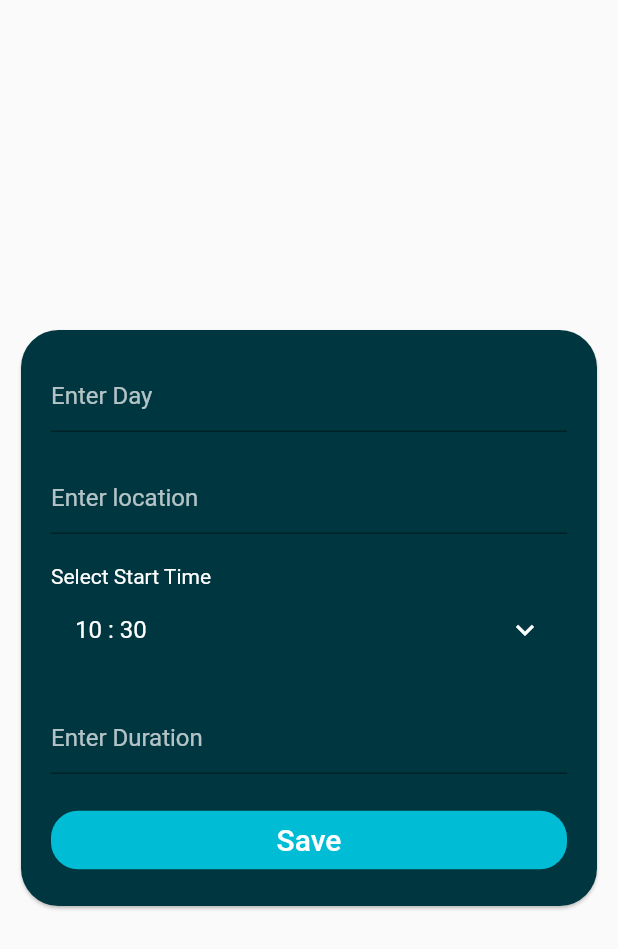
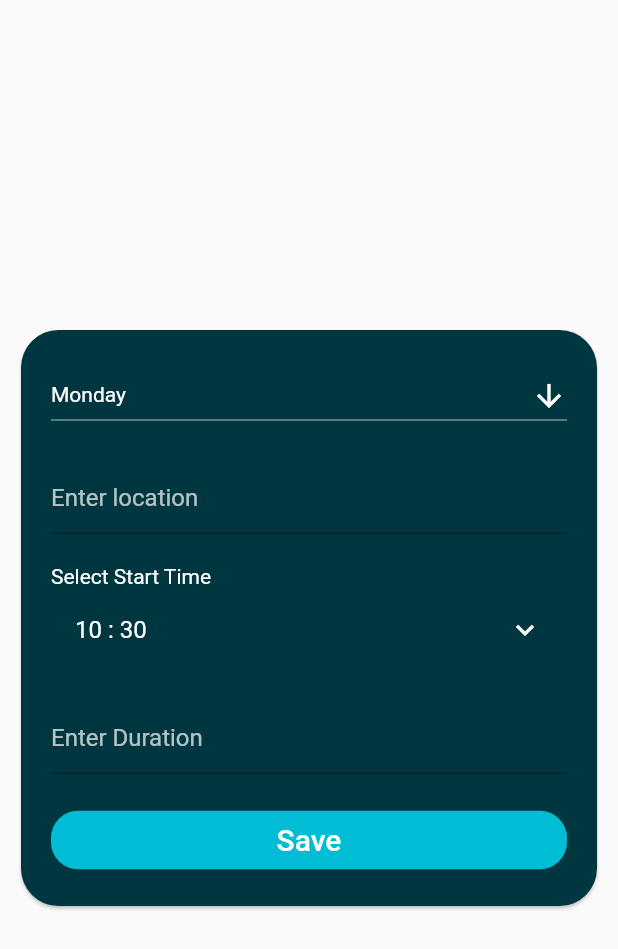
Before and after one commit to Melanga/TimeTable-Management-System, a Flutter app: the AddNewSubjectTimeSlotPopupBuilder widget shown alone on an empty page, opened directly with empty values, on a phone screen of 412 x 824 dp. Shown: the top 949 px of the screen. Run offline on Flutter 3.47's test engine with Material 2 defaults, Android fonts, the phone set to English and light mode, and no system bars; our stand-ins replace cloud_firestore, firebase_auth, firebase_core, flutter_spinkit; accounts and stored records are empty.

Commit message:
Time slot selection popup is working
going to add start time and end time instead of duration

```diff
--- a/lib/screens/addSubject/subject_timeslot_popup_builder.dart
+++ b/lib/screens/addSubject/subject_timeslot_popup_builder.dart
@@ -14,6 +14,7 @@ class EditSubjectTimeSlotPopupBuilder extends StatefulWidget {
 
 class _EditSubjectTimeSlotPopupBuilderState extends State<EditSubjectTimeSlotPopupBuilder> {
   TimeOfDay newTime;
+  String dropdownValue;
   //TimeOfDay newTime;
 
   @override
@@ -23,6 +24,7 @@ class _EditSubjectTimeSlotPopupBuilderState extends State<EditSubjectTimeSlotPop
     newTime = TimeOfDay(
         hour: int.parse(widget.doc.data()['time'].toString().substring(0,2)),
         minute: int.parse(widget.doc.data()['time'].toString().substring(6,7)));
+    dropdownValue = widget.doc.data()['date'];
   }
 
   @override
@@ -53,15 +55,36 @@ class _EditSubjectTimeSlotPopupBuilderState extends State<EditSubjectTimeSlotPop
                 child: Column(
                   crossAxisAlignment: CrossAxisAlignment.stretch,
                   children: [
-                    TextFormField(
-                      style: TextStyle(
-                          color: Colors.white
-                      ),
-                      initialValue: day,
-                      //this create new subject fix it
-                      onChanged: (inputValue)  {
-                        day = inputValue;
+                    DropdownButton<String>(
+                      value: dropdownValue,
+                      icon: const Icon(Icons.arrow_downward, color: Colors.white,),
+                      isExpanded: true,
+                      iconSize: 24,
+                      elevation: 16,
+                      style: const TextStyle(color: Colors.black),
+                      onChanged: (String newValue) {
+                        setState(() {
+                          dropdownValue = newValue;
+                        });
                       },
+                      selectedItemBuilder: (BuildContext context) {
+                        return dayList.map((String value) {
+                          return Padding(
+                            padding: const EdgeInsets.fromLTRB(0, 15, 0, 0),
+                            child: Text(
+                                dropdownValue,
+                                style: const TextStyle(color: Colors.white,)
+                            ),
+                          );
+                        }).toList();
+                      },
+                      items: dayList
+                          .map<DropdownMenuItem<String>>((String value) {
+                        return DropdownMenuItem<String>(
+                          value: value,
+                          child: Text(value, style: TextStyle(color: Colors.black),),
+                        );
+                      }).toList(),
                     ),
                     SizedBox(height: 20),
                     TextFormField(
@@ -110,6 +133,7 @@ class _EditSubjectTimeSlotPopupBuilderState extends State<EditSubjectTimeSlotPop
                       ),
                       onPressed: () {
                         SubjectCRUDMethods crud = new SubjectCRUDMethods();
+                        day = this.dropdownValue;
                         time = "${newTime.hour.toString().padLeft(2, "0")} : ${newTime.minute.toString().padLeft(2, "0")}";
                         crud.editSubjectTimeSlotData(widget.subjectCode, timeSlotId, time, day, duration, location);
                       },
@@ -161,7 +185,7 @@ class _AddNewSubjectTimeSlotPopupBuilderState extends State<AddNewSubjectTimeSlo
   String location;
   String duration;
   String time;
-  String dayDropDownValue;
+  String dropdownValue = 'Monday';
   TimeOfDay newTime;
 
   @override
@@ -174,7 +198,6 @@ class _AddNewSubjectTimeSlotPopupBuilderState extends State<AddNewSubjectTimeSlo
   @override
   Widget build(BuildContext context) {
     TimeOfDay newTime = this.newTime;
-    this.dayDropDownValue = "Sunday";
     List <String>dayList = ["Sunday", "Monday", "Tuesday", "Wednesday", "Thursday", "Friday", "Saturday"];
 
     return Padding(
@@ -192,34 +215,37 @@ class _AddNewSubjectTimeSlotPopupBuilderState extends State<AddNewSubjectTimeSlo
               child: Column(
                 crossAxisAlignment: CrossAxisAlignment.stretch,
                 children: [
-                  /*DropdownButton(
-                    value: dayDropDownValue,
-                    onChanged: (newValue) {
+                  DropdownButton<String>(
+                    value: dropdownValue,
+                    icon: const Icon(Icons.arrow_downward, color: Colors.white,),
+                    isExpanded: true,
+                    iconSize: 24,
+                    elevation: 16,
+                    style: const TextStyle(color: Colors.black),
+                    onChanged: (String newValue) {
+                      this.day = newValue;
                       setState(() {
-                        this.dayDropDownValue = newValue;
+                        dropdownValue = newValue;
                       });
                     },
-                    items: dayList.map<DropdownMenuItem<String>>((String value) {
+                    selectedItemBuilder: (BuildContext context) {
+                      return dayList.map((String value) {
+                        return Padding(
+                          padding: const EdgeInsets.fromLTRB(0, 15, 0, 0),
+                          child: Text(
+                            dropdownValue,
+                            style: const TextStyle(color: Colors.white,)
+                          ),
+                        );
+                      }).toList();
+                    },
+                    items: dayList
+                        .map<DropdownMenuItem<String>>((String value) {
                       return DropdownMenuItem<String>(
                         value: value,
-                        child: Text(value),
+                        child: Text(value, style: TextStyle(color: Colors.black),),
                       );
                     }).toList(),
-                  ),*/
-                  TextFormField(
-                    decoration: InputDecoration(
-                        hintText: "Enter Day",
-                        hintStyle: TextStyle(
-                          color: Colors.white70,
-                        )
-                    ),
-                    style: TextStyle(
-                        color: Colors.white
-                    ),
-                    //this create new subject fix it
-                    onChanged: (inputValue)  {
-                      this.day = inputValue;
-                    },
                   ),
                   SizedBox(height: 20),
                   TextFormField(
```
